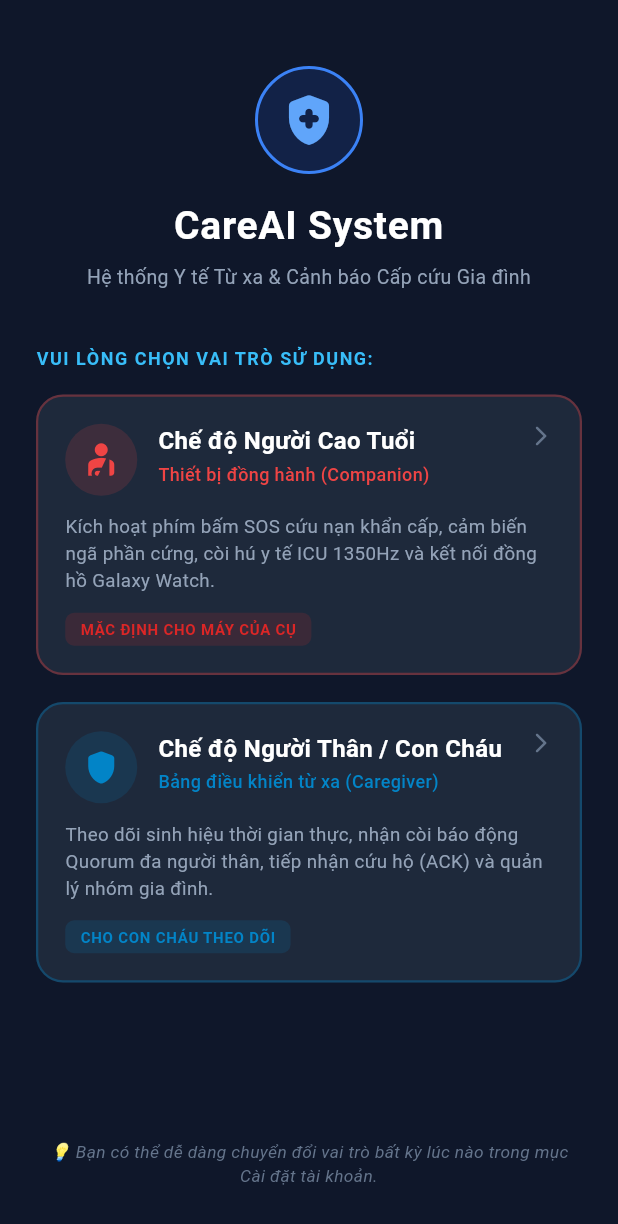
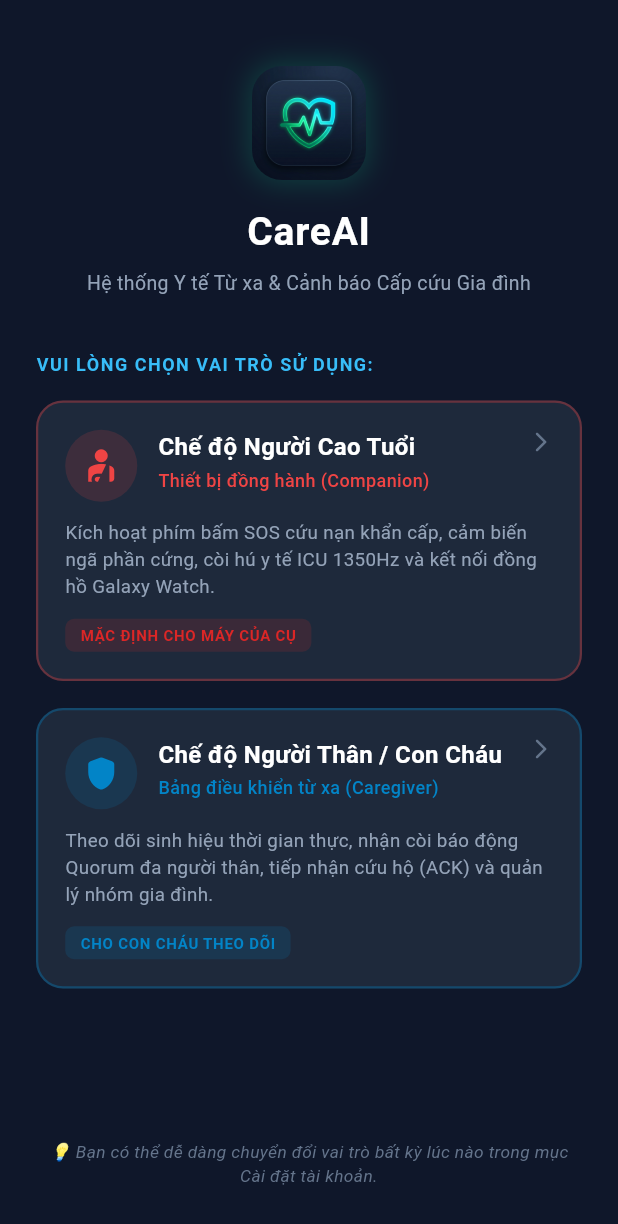
Before and after one commit to taithptqt/CareAI, a Flutter app: the LoginScreen screen opened directly, after a tap on the "arrow back ios new" icon, on a phone screen of 412 x 824 dp. Shown: the top 1224 px of the screen. Run offline on Flutter 3.47's test engine with Material 3 defaults, Android fonts, the phone set to English and light mode, and no system bars; our stand-ins replace sensors_plus, shared_preferences, sqflite; missing offline and left inert: workmanager; accounts and stored records are empty; statements that could not run were skipped.

Commit message:
feat(branding): update app name to CareAI and implement modern heart-shield launcher logo

```diff
--- a/CareAI/companion_app/lib/caregiver/screens/login_screen.dart
+++ b/CareAI/companion_app/lib/caregiver/screens/login_screen.dart
@@ -107,29 +107,28 @@ class _LoginScreenState extends State<LoginScreen> {
                   width: 72,
                   height: 72,
                   decoration: BoxDecoration(
-                    gradient: const LinearGradient(
-                      colors: [Color(0xFF0284C7), Color(0xFF0369A1)],
-                      begin: Alignment.topLeft,
-                      end: Alignment.bottomRight,
-                    ),
                     borderRadius: BorderRadius.circular(20),
                     boxShadow: [
                       BoxShadow(
-                        color: const Color(0xFF0284C7).withValues(alpha: 0.3),
+                        color: const Color(0xFF10B981).withValues(alpha: 0.25),
                         blurRadius: 16,
                         offset: const Offset(0, 8),
                       ),
                     ],
                   ),
-                  child: const Icon(
-                    Icons.family_restroom,
-                    size: 38,
-                    color: Colors.white,
+                  child: ClipRRect(
+                    borderRadius: BorderRadius.circular(20),
+                    child: Image.asset(
+                      'assets/images/logo.png',
+                      width: 72,
+                      height: 72,
+                      fit: BoxFit.cover,
+                    ),
                   ),
                 ),
                 const SizedBox(height: 16),
                 const Text(
-                  'CareAI Caregiver',
+                  'CareAI',
                   style: TextStyle(
                     fontSize: 24,
                     fontWeight: FontWeight.bold,
--- a/CareAI/companion_app/lib/screens/role_selection_screen.dart
+++ b/CareAI/companion_app/lib/screens/role_selection_screen.dart
@@ -56,23 +56,32 @@ class RoleSelectionScreen extends StatelessWidget {
               // Logo & Tiêu đề
               Center(
                 child: Container(
-                  width: 72,
-                  height: 72,
+                  width: 76,
+                  height: 76,
                   decoration: BoxDecoration(
-                    color: const Color(0xFF2563EB).withValues(alpha: 0.15),
-                    shape: BoxShape.circle,
-                    border: Border.all(color: const Color(0xFF3B82F6), width: 2),
+                    borderRadius: BorderRadius.circular(20),
+                    boxShadow: [
+                      BoxShadow(
+                        color: const Color(0xFF10B981).withValues(alpha: 0.25),
+                        blurRadius: 16,
+                        spreadRadius: 2,
+                      ),
+                    ],
                   ),
-                  child: const Icon(
-                    Icons.health_and_safety_rounded,
-                    size: 40,
-                    color: Color(0xFF60A5FA),
+                  child: ClipRRect(
+                    borderRadius: BorderRadius.circular(20),
+                    child: Image.asset(
+                      'assets/images/logo.png',
+                      width: 76,
+                      height: 76,
+                      fit: BoxFit.cover,
+                    ),
                   ),
                 ),
               ),
               const SizedBox(height: 16),
               const Text(
-                'CareAI System',
+                'CareAI',
                 textAlign: TextAlign.center,
                 style: TextStyle(
                   fontSize: 26,
--- a/CareAI/companion_app/pubspec.yaml
+++ b/CareAI/companion_app/pubspec.yaml
@@ -68,10 +68,8 @@ flutter:
   # the material Icons class.
   uses-material-design: true
 
-  # To add assets to your application, add an assets section, like this:
-  # assets:
-  #   - images/a_dot_burr.jpeg
-  #   - images/a_dot_ham.jpeg
+  assets:
+    - assets/images/
 
   # An image asset can refer to one or more resolution-specific "variants", see
   # https://flutter.dev/to/resolution-aware-images
```
Also changed, not shown: CareAI/companion_app/assets/images/logo.png (added), 8 other files.
